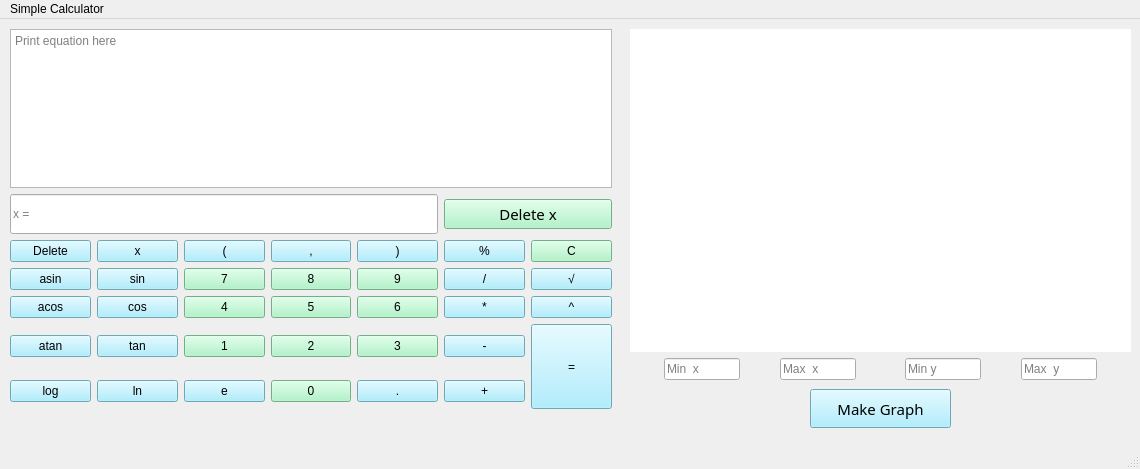
This is src/View/form/view.ui in pasukka/smartcalc as Qt 5 draws it before an edit. The edited form follows.
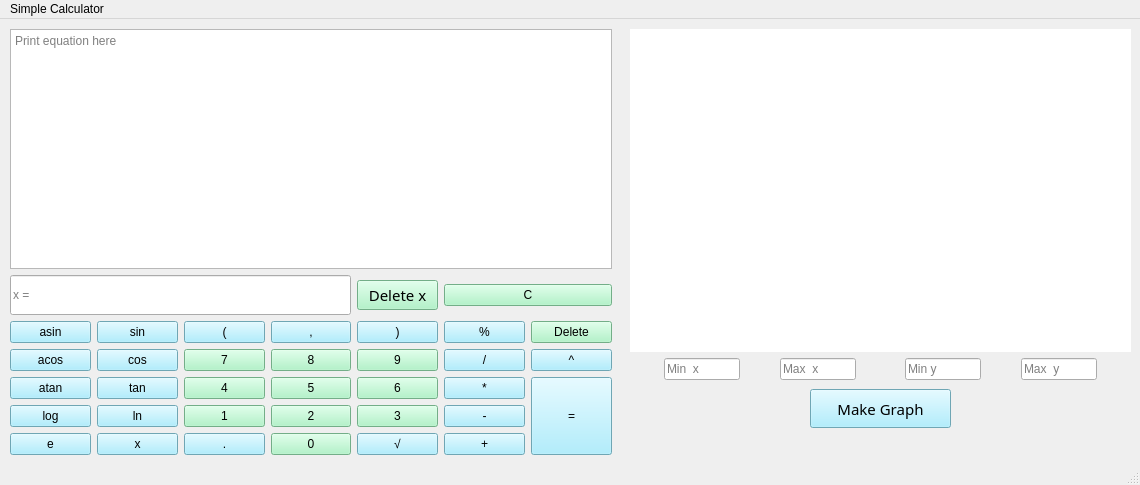
This is the edited form. Custom widgets are drawn as their Qt base class.

What changed in the file:
```diff
--- a/src/View/form/view.ui
+++ b/src/View/form/view.ui
@@ -10,25 +10,19 @@
     <x>0</x>
     <y>0</y>
     <width>1140</width>
-    <height>469</height>
+    <height>485</height>
    </rect>
   </property>
-  <property name="sizePolicy">
-   <sizepolicy hsizetype="Fixed" vsizetype="Fixed">
-    <horstretch>0</horstretch>
-    <verstretch>0</verstretch>
-   </sizepolicy>
-  </property>
   <property name="minimumSize">
    <size>
     <width>1140</width>
-    <height>469</height>
+    <height>485</height>
    </size>
   </property>
   <property name="maximumSize">
    <size>
     <width>1140</width>
-    <height>469</height>
+    <height>485</height>
    </size>
   </property>
   <property name="windowTitle">
@@ -41,7 +35,7 @@
       <x>10</x>
       <y>10</y>
       <width>602</width>
-      <height>407</height>
+      <height>426</height>
      </rect>
     </property>
     <layout class="QGridLayout" name="gridLayout_2">
@@ -49,19 +43,43 @@
       <layout class="QVBoxLayout" name="verticalLayout_2">
        <item>
         <layout class="QGridLayout" name="gridLayout">
+         <item row="1" column="0">
+          <widget class="QPushButton" name="pushButton_3">
+           <property name="styleSheet">
+            <string notr="true">background-color: rgb(155, 232, 252);
+font: 25 11pt &quot;Umpush&quot;;
+color: rgb(0, 0, 0);</string>
+           </property>
+           <property name="text">
+            <string>asin</string>
+           </property>
+          </widget>
+         </item>
+         <item row="4" column="5">
+          <widget class="QPushButton" name="pushButton_31">
+           <property name="styleSheet">
+            <string notr="true">background-color: rgb(155, 232, 252);
+font: 25 11pt &quot;Umpush&quot;;
+color: rgb(0, 0, 0);</string>
+           </property>
+           <property name="text">
+            <string>-</string>
+           </property>
+          </widget>
+         </item>
+         <item row="1" column="5">
+          <widget class="QPushButton" name="pushButton_27">
+           <property name="styleSheet">
+            <string notr="true">background-color: rgb(155, 232, 252);
+font: 25 11pt &quot;Umpush&quot;;
+color: rgb(0, 0, 0);</string>
+           </property>
+           <property name="text">
+            <string>%</string>
+           </property>
+          </widget>
+         </item>
          <item row="5" column="1">
-          <widget class="QPushButton" name="pushButton_10">
-           <property name="styleSheet">
-            <string notr="true">background-color: rgb(155, 232, 252);
-font: 25 11pt &quot;Umpush&quot;;
-color: rgb(0, 0, 0);</string>
-           </property>
-           <property name="text">
-            <string>tan</string>
-           </property>
-          </widget>
-         </item>
-         <item row="1" column="1">
           <widget class="QPushButton" name="pushButton_7">
            <property name="styleSheet">
             <string notr="true">background-color: rgb(155, 232, 252);
@@ -73,19 +91,100 @@
            </property>
           </widget>
          </item>
-         <item row="6" column="4">
-          <widget class="QPushButton" name="pushButton_26">
+         <item row="0" column="4">
+          <widget class="QPushButton" name="pushButton_36">
+           <property name="font">
+            <font>
+             <family>Umpush</family>
+             <pointsize>11</pointsize>
+             <weight>9</weight>
+             <italic>false</italic>
+             <bold>false</bold>
+            </font>
+           </property>
            <property name="styleSheet">
+            <string notr="true">background-color: rgb(161, 243, 190);
+font: 75 11pt &quot;Umpush&quot;;
+color: rgb(0, 0, 0);</string>
+           </property>
+           <property name="text">
+            <string>Delete x</string>
+           </property>
+          </widget>
+         </item>
+         <item row="3" column="3">
+          <widget class="QPushButton" name="pushButton_19">
+           <property name="styleSheet">
+            <string notr="true">background-color: rgb(161, 243, 190);
+font: 25 11pt &quot;Umpush&quot;;
+color: rgb(0, 0, 0);</string>
+           </property>
+           <property name="text">
+            <string>5</string>
+           </property>
+          </widget>
+         </item>
+         <item row="1" column="2">
+          <widget class="QPushButton" name="pushButton_12">
+           <property name="styleSheet">
             <string notr="true">background-color: rgb(155, 232, 252);
 font: 25 11pt &quot;Umpush&quot;;
 color: rgb(0, 0, 0);</string>
            </property>
            <property name="text">
-            <string>.</string>
+            <string>(</string>
            </property>
           </widget>
          </item>
-         <item row="6" column="0">
+         <item row="2" column="2">
+          <widget class="QPushButton" name="pushButton_13">
+           <property name="styleSheet">
+            <string notr="true">background-color: rgb(161, 243, 190);
+font: 25 11pt &quot;Umpush&quot;;
+color: rgb(0, 0, 0);</string>
+           </property>
+           <property name="text">
+            <string>7</string>
+           </property>
+          </widget>
+         </item>
+         <item row="2" column="1">
+          <widget class="QPushButton" name="pushButton_9">
+           <property name="styleSheet">
+            <string notr="true">background-color: rgb(155, 232, 252);
+font: 25 11pt &quot;Umpush&quot;;
+color: rgb(0, 0, 0);</string>
+           </property>
+           <property name="text">
+            <string>cos</string>
+           </property>
+          </widget>
+         </item>
+         <item row="1" column="1">
+          <widget class="QPushButton" name="pushButton_8">
+           <property name="styleSheet">
+            <string notr="true">background-color: rgb(155, 232, 252);
+font: 25 11pt &quot;Umpush&quot;;
+color: rgb(0, 0, 0);</string>
+           </property>
+           <property name="text">
+            <string>sin</string>
+           </property>
+          </widget>
+         </item>
+         <item row="4" column="3">
+          <widget class="QPushButton" name="pushButton_20">
+           <property name="styleSheet">
+            <string notr="true">background-color: rgb(161, 243, 190);
+font: 25 11pt &quot;Umpush&quot;;
+color: rgb(0, 0, 0);</string>
+           </property>
+           <property name="text">
+            <string>2</string>
+           </property>
+          </widget>
+         </item>
+         <item row="4" column="0">
           <widget class="QPushButton" name="pushButton_6">
            <property name="styleSheet">
             <string notr="true">background-color: rgb(155, 232, 252);
@@ -97,7 +196,55 @@
            </property>
           </widget>
          </item>
-         <item row="6" column="1">
+         <item row="1" column="6">
+          <widget class="QPushButton" name="pushButton_2">
+           <property name="styleSheet">
+            <string notr="true">background-color: rgb(161, 243, 190);
+font: 25 11pt &quot;Umpush&quot;;
+color: rgb(0, 0, 0);</string>
+           </property>
+           <property name="text">
+            <string>Delete</string>
+           </property>
+          </widget>
+         </item>
+         <item row="5" column="3">
+          <widget class="QPushButton" name="pushButton_21">
+           <property name="styleSheet">
+            <string notr="true">background-color: rgb(161, 243, 190);
+font: 25 11pt &quot;Umpush&quot;;
+color: rgb(0, 0, 0);</string>
+           </property>
+           <property name="text">
+            <string>0</string>
+           </property>
+          </widget>
+         </item>
+         <item row="4" column="4">
+          <widget class="QPushButton" name="pushButton_25">
+           <property name="styleSheet">
+            <string notr="true">background-color: rgb(161, 243, 190);
+font: 25 11pt &quot;Umpush&quot;;
+color: rgb(0, 0, 0);</string>
+           </property>
+           <property name="text">
+            <string>3</string>
+           </property>
+          </widget>
+         </item>
+         <item row="5" column="4">
+          <widget class="QPushButton" name="pushButton_33">
+           <property name="styleSheet">
+            <string notr="true">background-color: rgb(155, 232, 252);
+font: 25 11pt &quot;Umpush&quot;;
+color: rgb(0, 0, 0);</string>
+           </property>
+           <property name="text">
+            <string>√</string>
+           </property>
+          </widget>
+         </item>
+         <item row="4" column="1">
           <widget class="QPushButton" name="pushButton_11">
            <property name="styleSheet">
             <string notr="true">background-color: rgb(155, 232, 252);
@@ -109,27 +256,135 @@
            </property>
           </widget>
          </item>
+         <item row="4" column="2">
+          <widget class="QPushButton" name="pushButton_15">
+           <property name="styleSheet">
+            <string notr="true">background-color: rgb(161, 243, 190);
+font: 25 11pt &quot;Umpush&quot;;
+color: rgb(0, 0, 0);</string>
+           </property>
+           <property name="text">
+            <string>1</string>
+           </property>
+          </widget>
+         </item>
+         <item row="0" column="5" colspan="2">
+          <widget class="QPushButton" name="pushButton_28">
+           <property name="styleSheet">
+            <string notr="true">background-color: rgb(161, 243, 190);
+font: 25 11pt &quot;Umpush&quot;;
+color: rgb(0, 0, 0);</string>
+           </property>
+           <property name="text">
+            <string>C</string>
+           </property>
+          </widget>
+         </item>
+         <item row="2" column="5">
+          <widget class="QPushButton" name="pushButton_29">
+           <property name="styleSheet">
+            <string notr="true">background-color: rgb(155, 232, 252);
+font: 25 11pt &quot;Umpush&quot;;
+color: rgb(0, 0, 0);</string>
+           </property>
+           <property name="text">
+            <string>/</string>
+           </property>
+          </widget>
+         </item>
+         <item row="5" column="2">
+          <widget class="QPushButton" name="pushButton_26">
+           <property name="styleSheet">
+            <string notr="true">background-color: rgb(155, 232, 252);
+font: 25 11pt &quot;Umpush&quot;;
+color: rgb(0, 0, 0);</string>
+           </property>
+           <property name="text">
+            <string>.</string>
+           </property>
+          </widget>
+         </item>
+         <item row="3" column="0">
+          <widget class="QPushButton" name="pushButton_5">
+           <property name="styleSheet">
+            <string notr="true">background-color: rgb(155, 232, 252);
+font: 25 11pt &quot;Umpush&quot;;
+color: rgb(0, 0, 0);</string>
+           </property>
+           <property name="text">
+            <string>atan</string>
+           </property>
+          </widget>
+         </item>
          <item row="5" column="5">
-          <widget class="QPushButton" name="pushButton_31">
+          <widget class="QPushButton" name="pushButton_32">
            <property name="styleSheet">
             <string notr="true">background-color: rgb(155, 232, 252);
 font: 25 11pt &quot;Umpush&quot;;
 color: rgb(0, 0, 0);</string>
            </property>
            <property name="text">
-            <string>-</string>
+            <string>+</string>
            </property>
           </widget>
          </item>
-         <item row="6" column="3">
-          <widget class="QPushButton" name="pushButton_21">
+         <item row="2" column="6">
+          <widget class="QPushButton" name="pushButton_34">
            <property name="styleSheet">
+            <string notr="true">background-color: rgb(155, 232, 252);
+font: 25 11pt &quot;Umpush&quot;;
+color: rgb(0, 0, 0);</string>
+           </property>
+           <property name="text">
+            <string>^</string>
+           </property>
+          </widget>
+         </item>
+         <item row="3" column="4">
+          <widget class="QPushButton" name="pushButton_24">
+           <property name="styleSheet">
             <string notr="true">background-color: rgb(161, 243, 190);
 font: 25 11pt &quot;Umpush&quot;;
 color: rgb(0, 0, 0);</string>
            </property>
            <property name="text">
-            <string>0</string>
+            <string>6</string>
+           </property>
+          </widget>
+         </item>
+         <item row="2" column="0">
+          <widget class="QPushButton" name="pushButton_4">
+           <property name="styleSheet">
+            <string notr="true">background-color: rgb(155, 232, 252);
+font: 25 11pt &quot;Umpush&quot;;
+color: rgb(0, 0, 0);</string>
+           </property>
+           <property name="text">
+            <string>acos</string>
+           </property>
+          </widget>
+         </item>
+         <item row="3" column="2">
+          <widget class="QPushButton" name="pushButton_14">
+           <property name="styleSheet">
+            <string notr="true">background-color: rgb(161, 243, 190);
+font: 25 11pt &quot;Umpush&quot;;
+color: rgb(0, 0, 0);</string>
+           </property>
+           <property name="text">
+            <string>4</string>
+           </property>
+          </widget>
+         </item>
+         <item row="3" column="1">
+          <widget class="QPushButton" name="pushButton_10">
+           <property name="styleSheet">
+            <string notr="true">background-color: rgb(155, 232, 252);
+font: 25 11pt &quot;Umpush&quot;;
+color: rgb(0, 0, 0);</string>
+           </property>
+           <property name="text">
+            <string>tan</string>
            </property>
           </widget>
          </item>
@@ -145,18 +400,6 @@
            </property>
           </widget>
          </item>
-         <item row="3" column="3">
-          <widget class="QPushButton" name="pushButton_19">
-           <property name="styleSheet">
-            <string notr="true">background-color: rgb(161, 243, 190);
-font: 25 11pt &quot;Umpush&quot;;
-color: rgb(0, 0, 0);</string>
-           </property>
-           <property name="text">
-            <string>5</string>
-           </property>
-          </widget>
-         </item>
          <item row="1" column="3">
           <widget class="QPushButton" name="pushButton_17">
            <property name="styleSheet">
@@ -169,55 +412,7 @@
            </property>
           </widget>
          </item>
-         <item row="5" column="0">
-          <widget class="QPushButton" name="pushButton_5">
-           <property name="styleSheet">
-            <string notr="true">background-color: rgb(155, 232, 252);
-font: 25 11pt &quot;Umpush&quot;;
-color: rgb(0, 0, 0);</string>
-           </property>
-           <property name="text">
-            <string>atan</string>
-           </property>
-          </widget>
-         </item>
-         <item row="3" column="4">
-          <widget class="QPushButton" name="pushButton_24">
-           <property name="styleSheet">
-            <string notr="true">background-color: rgb(161, 243, 190);
-font: 25 11pt &quot;Umpush&quot;;
-color: rgb(0, 0, 0);</string>
-           </property>
-           <property name="text">
-            <string>6</string>
-           </property>
-          </widget>
-         </item>
-         <item row="1" column="2">
-          <widget class="QPushButton" name="pushButton_12">
-           <property name="styleSheet">
-            <string notr="true">background-color: rgb(155, 232, 252);
-font: 25 11pt &quot;Umpush&quot;;
-color: rgb(0, 0, 0);</string>
-           </property>
-           <property name="text">
-            <string>(</string>
-           </property>
-          </widget>
-         </item>
-         <item row="3" column="6">
-          <widget class="QPushButton" name="pushButton_34">
-           <property name="styleSheet">
-            <string notr="true">background-color: rgb(155, 232, 252);
-font: 25 11pt &quot;Umpush&quot;;
-color: rgb(0, 0, 0);</string>
-           </property>
-           <property name="text">
-            <string>^</string>
-           </property>
-          </widget>
-         </item>
-         <item row="0" column="0" colspan="5">
+         <item row="0" column="0" colspan="4">
           <widget class="QLineEdit" name="lineEdit">
            <property name="minimumSize">
             <size>
@@ -236,7 +431,19 @@
            </property>
           </widget>
          </item>
-         <item row="6" column="2">
+         <item row="3" column="5">
+          <widget class="QPushButton" name="pushButton_30">
+           <property name="styleSheet">
+            <string notr="true">background-color: rgb(155, 232, 252);
+font: 25 11pt &quot;Umpush&quot;;
+color: rgb(0, 0, 0);</string>
+           </property>
+           <property name="text">
+            <string>*</string>
+           </property>
+          </widget>
+         </item>
+         <item row="5" column="0">
           <widget class="QPushButton" name="pushButton_16">
            <property name="styleSheet">
             <string notr="true">background-color: rgb(155, 232, 252);
@@ -248,75 +455,6 @@
            </property>
           </widget>
          </item>
-         <item row="2" column="5">
-          <widget class="QPushButton" name="pushButton_29">
-           <property name="styleSheet">
-            <string notr="true">background-color: rgb(155, 232, 252);
-font: 25 11pt &quot;Umpush&quot;;
-color: rgb(0, 0, 0);</string>
-           </property>
-           <property name="text">
-            <string>/</string>
-           </property>
-          </widget>
-         </item>
-         <item row="3" column="2">
-          <widget class="QPushButton" name="pushButton_14">
-           <property name="styleSheet">
-            <string notr="true">background-color: rgb(161, 243, 190);
-font: 25 11pt &quot;Umpush&quot;;
-color: rgb(0, 0, 0);</string>
-           </property>
-           <property name="text">
-            <string>4</string>
-           </property>
-          </widget>
-         </item>
-         <item row="2" column="2">
-          <widget class="QPushButton" name="pushButton_13">
-           <property name="styleSheet">
-            <string notr="true">background-color: rgb(161, 243, 190);
-font: 25 11pt &quot;Umpush&quot;;
-color: rgb(0, 0, 0);</string>
-           </property>
-           <property name="text">
-            <string>7</string>
-           </property>
-          </widget>
-         </item>
-         <item row="5" column="2">
-          <widget class="QPushButton" name="pushButton_15">
-           <property name="styleSheet">
-            <string notr="true">background-color: rgb(161, 243, 190);
-font: 25 11pt &quot;Umpush&quot;;
-color: rgb(0, 0, 0);</string>
-           </property>
-           <property name="text">
-            <string>1</string>
-           </property>
-          </widget>
-         </item>
-         <item row="0" column="5" colspan="2">
-          <widget class="QPushButton" name="pushButton_36">
-           <property name="font">
-            <font>
-             <family>Umpush</family>
-             <pointsize>11</pointsize>
-             <weight>9</weight>
-             <italic>false</italic>
-             <bold>false</bold>
-            </font>
-           </property>
-           <property name="styleSheet">
-            <string notr="true">background-color: rgb(161, 243, 190);
-font: 75 11pt &quot;Umpush&quot;;
-color: rgb(0, 0, 0);</string>
-           </property>
-           <property name="text">
-            <string>Delete x</string>
-           </property>
-          </widget>
-         </item>
          <item row="1" column="4">
           <widget class="QPushButton" name="pushButton_22">
            <property name="styleSheet">
@@ -329,42 +467,6 @@
            </property>
           </widget>
          </item>
-         <item row="1" column="5">
-          <widget class="QPushButton" name="pushButton_27">
-           <property name="styleSheet">
-            <string notr="true">background-color: rgb(155, 232, 252);
-font: 25 11pt &quot;Umpush&quot;;
-color: rgb(0, 0, 0);</string>
-           </property>
-           <property name="text">
-            <string>%</string>
-           </property>
-          </widget>
-         </item>
-         <item row="2" column="0">
-          <widget class="QPushButton" name="pushButton_3">
-           <property name="styleSheet">
-            <string notr="true">background-color: rgb(155, 232, 252);
-font: 25 11pt &quot;Umpush&quot;;
-color: rgb(0, 0, 0);</string>
-           </property>
-           <property name="text">
-            <string>asin</string>
-           </property>
-          </widget>
-         </item>
-         <item row="3" column="0">
-          <widget class="QPushButton" name="pushButton_4">
-           <property name="styleSheet">
-            <string notr="true">background-color: rgb(155, 232, 252);
-font: 25 11pt &quot;Umpush&quot;;
-color: rgb(0, 0, 0);</string>
-           </property>
-           <property name="text">
-            <string>acos</string>
-           </property>
-          </widget>
-         </item>
          <item row="2" column="3">
           <widget class="QPushButton" name="pushButton_18">
            <property name="styleSheet">
@@ -377,51 +479,21 @@
            </property>
           </widget>
          </item>
-         <item row="1" column="0">
-          <widget class="QPushButton" name="pushButton_2">
-           <property name="styleSheet">
-            <string notr="true">background-color: rgb(155, 232, 252);
-font: 25 11pt &quot;Umpush&quot;;
-color: rgb(0, 0, 0);</string>
-           </property>
-           <property name="text">
-            <string>Delete</string>
-           </property>
-          </widget>
-         </item>
-         <item row="5" column="4">
-          <widget class="QPushButton" name="pushButton_25">
-           <property name="styleSheet">
-            <string notr="true">background-color: rgb(161, 243, 190);
-font: 25 11pt &quot;Umpush&quot;;
-color: rgb(0, 0, 0);</string>
-           </property>
-           <property name="text">
-            <string>3</string>
-           </property>
-          </widget>
-         </item>
-         <item row="2" column="6">
-          <widget class="QPushButton" name="pushButton_33">
-           <property name="styleSheet">
-            <string notr="true">background-color: rgb(155, 232, 252);
-font: 25 11pt &quot;Umpush&quot;;
-color: rgb(0, 0, 0);</string>
-           </property>
-           <property name="text">
-            <string>√</string>
-           </property>
-          </widget>
-         </item>
-         <item row="5" column="6" rowspan="2">
+         <item row="3" column="6" rowspan="3">
           <widget class="QPushButton" name="pushButton_35">
            <property name="enabled">
             <bool>true</bool>
            </property>
+           <property name="sizePolicy">
+            <sizepolicy hsizetype="Minimum" vsizetype="Minimum">
+             <horstretch>0</horstretch>
+             <verstretch>0</verstretch>
+            </sizepolicy>
+           </property>
            <property name="minimumSize">
             <size>
              <width>0</width>
-             <height>85</height>
+             <height>0</height>
             </size>
            </property>
            <property name="styleSheet">
@@ -434,91 +506,6 @@
            </property>
           </widget>
          </item>
-         <item row="3" column="1">
-          <widget class="QPushButton" name="pushButton_9">
-           <property name="styleSheet">
-            <string notr="true">background-color: rgb(155, 232, 252);
-font: 25 11pt &quot;Umpush&quot;;
-color: rgb(0, 0, 0);</string>
-           </property>
-           <property name="text">
-            <string>cos</string>
-           </property>
-          </widget>
-         </item>
-         <item row="3" column="5">
-          <widget class="QPushButton" name="pushButton_30">
-           <property name="styleSheet">
-            <string notr="true">background-color: rgb(155, 232, 252);
-font: 25 11pt &quot;Umpush&quot;;
-color: rgb(0, 0, 0);</string>
-           </property>
-           <property name="text">
-            <string>*</string>
-           </property>
-          </widget>
-         </item>
-         <item row="7" column="3">
-          <spacer name="verticalSpacer">
-           <property name="orientation">
-            <enum>Qt::Vertical</enum>
-           </property>
-           <property name="sizeHint" stdset="0">
-            <size>
-             <width>20</width>
-             <height>60</height>
-            </size>
-           </property>
-          </spacer>
-         </item>
-         <item row="2" column="1">
-          <widget class="QPushButton" name="pushButton_8">
-           <property name="styleSheet">
-            <string notr="true">background-color: rgb(155, 232, 252);
-font: 25 11pt &quot;Umpush&quot;;
-color: rgb(0, 0, 0);</string>
-           </property>
-           <property name="text">
-            <string>sin</string>
-           </property>
-          </widget>
-         </item>
-         <item row="6" column="5">
-          <widget class="QPushButton" name="pushButton_32">
-           <property name="styleSheet">
-            <string notr="true">background-color: rgb(155, 232, 252);
-font: 25 11pt &quot;Umpush&quot;;
-color: rgb(0, 0, 0);</string>
-           </property>
-           <property name="text">
-            <string>+</string>
-           </property>
-          </widget>
-         </item>
-         <item row="1" column="6">
-          <widget class="QPushButton" name="pushButton_28">
-           <property name="styleSheet">
-            <string notr="true">background-color: rgb(161, 243, 190);
-font: 25 11pt &quot;Umpush&quot;;
-color: rgb(0, 0, 0);</string>
-           </property>
-           <property name="text">
-            <string>C</string>
-           </property>
-          </widget>
-         </item>
-         <item row="5" column="3">
-          <widget class="QPushButton" name="pushButton_20">
-           <property name="styleSheet">
-            <string notr="true">background-color: rgb(161, 243, 190);
-font: 25 11pt &quot;Umpush&quot;;
-color: rgb(0, 0, 0);</string>
-           </property>
-           <property name="text">
-            <string>2</string>
-           </property>
-          </widget>
-         </item>
         </layout>
        </item>
       </layout>
```
